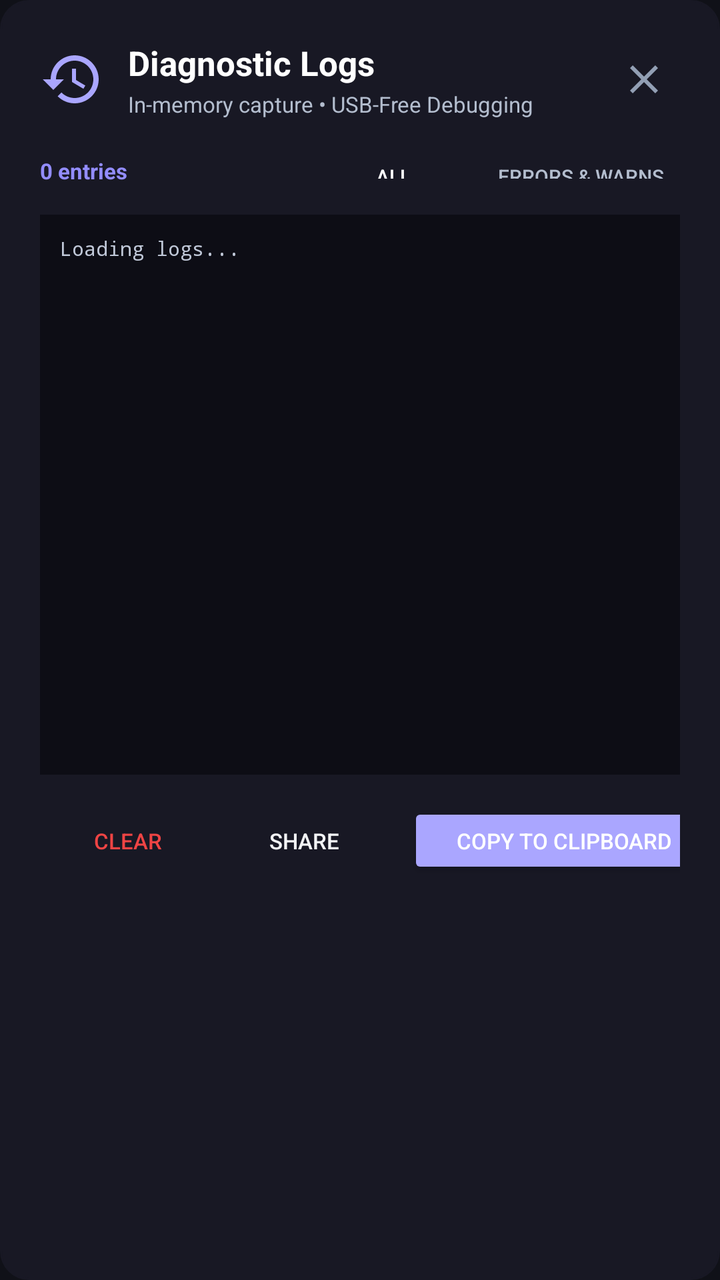
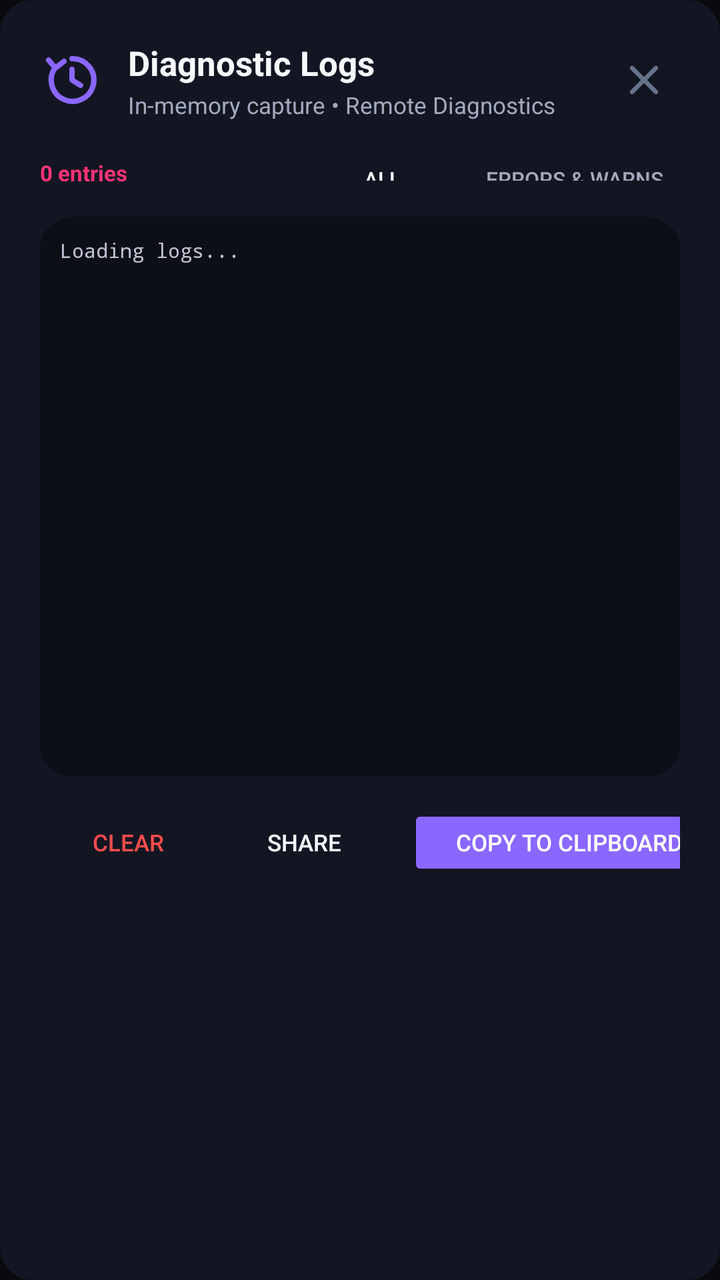

The first picture is an Android layout as it rendered before a commit; the second is the same layout after the commit. The layout source and the unified diff follow.
<!-- AndroidManifest.xml: application theme Theme.InstaSave -->
<!-- res/layout/dialog_diagnostic_logs.xml -->
<?xml version="1.0" encoding="utf-8"?>
<LinearLayout xmlns:android="http://schemas.android.com/apk/res/android"
    android:layout_width="match_parent"
    android:layout_height="wrap_content"
    android:orientation="vertical"
    android:background="@drawable/card_background"
    android:backgroundTint="#181824"
    android:padding="20dp">

    
    <LinearLayout
        android:layout_width="match_parent"
        android:layout_height="wrap_content"
        android:orientation="horizontal"
        android:gravity="center_vertical"
        android:layout_marginBottom="12dp">

        <ImageView
            android:layout_width="32dp"
            android:layout_height="32dp"
            android:src="@drawable/ic_history"
            android:tint="@color/insta_pink"
            android:contentDescription="Diagnostics" />

        <LinearLayout
            android:layout_width="0dp"
            android:layout_height="wrap_content"
            android:layout_weight="1"
            android:orientation="vertical"
            android:layout_marginStart="12dp">

            <TextView
                android:id="@+id/tvLogsDialogTitle"
                android:layout_width="wrap_content"
                android:layout_height="wrap_content"
                android:text="Diagnostic Logs"
                android:textSize="17sp"
                android:textStyle="bold"
                android:textColor="@color/white" />

            <TextView
                android:id="@+id/tvLogsDialogSubtitle"
                android:layout_width="wrap_content"
                android:layout_height="wrap_content"
                android:text="In-memory capture • USB-Free Debugging"
                android:textSize="11sp"
                android:textColor="@color/text_secondary"
                android:layout_marginTop="2dp" />
        </LinearLayout>

        <ImageButton
            android:id="@+id/btnLogsDialogClose"
            android:layout_width="36dp"
            android:layout_height="36dp"
            android:background="?attr/selectableItemBackgroundBorderless"
            android:src="@drawable/ic_close"
            android:tint="@color/text_muted"
            android:contentDescription="Close" />
    </LinearLayout>

    
    <LinearLayout
        android:layout_width="match_parent"
        android:layout_height="wrap_content"
        android:orientation="horizontal"
        android:gravity="center_vertical"
        android:layout_marginBottom="8dp">

        <TextView
            android:id="@+id/tvLogsCount"
            android:layout_width="0dp"
            android:layout_height="wrap_content"
            android:layout_weight="1"
            android:text="0 entries"
            android:textSize="11sp"
            android:textColor="@color/insta_coral"
            android:textStyle="bold" />

        <Button
            android:id="@+id/btnFilterAll"
            style="@style/Widget.AppCompat.Button.Borderless"
            android:layout_width="wrap_content"
            android:layout_height="28dp"
            android:text="All"
            android:textSize="10sp"
            android:textColor="@color/white"
            android:paddingStart="8dp"
            android:paddingEnd="8dp" />

        <Button
            android:id="@+id/btnFilterErrors"
            style="@style/Widget.AppCompat.Button.Borderless"
            android:layout_width="wrap_content"
            android:layout_height="28dp"
            android:text="Errors &amp; Warns"
            android:textSize="10sp"
            android:textColor="@color/text_secondary"
            android:paddingStart="8dp"
            android:paddingEnd="8dp" />
    </LinearLayout>

    
    <ScrollView
        android:id="@+id/scrollLogs"
        android:layout_width="match_parent"
        android:layout_height="280dp"
        android:background="#0D0D15"
        android:padding="10dp"
        android:fadeScrollbars="false">

        <TextView
            android:id="@+id/tvLogsContent"
            android:layout_width="match_parent"
            android:layout_height="wrap_content"
            android:typeface="monospace"
            android:textSize="10sp"
            android:textColor="#C0C8D8"
            android:textIsSelectable="true"
            android:lineSpacingExtra="2dp"
            android:text="Loading logs..." />
    </ScrollView>

    
    <LinearLayout
        android:layout_width="match_parent"
        android:layout_height="wrap_content"
        android:orientation="horizontal"
        android:gravity="center_vertical"
        android:layout_marginTop="14dp">

        <Button
            android:id="@+id/btnClearLogs"
            style="@style/Widget.AppCompat.Button.Borderless"
            android:layout_width="wrap_content"
            android:layout_height="38dp"
            android:text="Clear"
            android:textColor="@color/status_red"
            android:textSize="11sp" />

        <View
            android:layout_width="0dp"
            android:layout_height="1dp"
            android:layout_weight="1" />

        <Button
            android:id="@+id/btnShareLogs"
            style="@style/Widget.AppCompat.Button.Borderless"
            android:layout_width="wrap_content"
            android:layout_height="38dp"
            android:text="Share"
            android:textColor="@color/text_primary"
            android:textSize="11sp" />

        <Button
            android:id="@+id/btnCopyLogs"
            style="@style/Widget.AppCompat.Button.Colored"
            android:layout_width="wrap_content"
            android:layout_height="38dp"
            android:text="Copy to Clipboard"
            android:textColor="@color/white"
            android:textSize="11sp"
            android:backgroundTint="@color/insta_pink"
            android:layout_marginStart="8dp" />
    </LinearLayout>

</LinearLayout>
<!-- resources referenced by this layout -->
<resources>
  <color name="insta_coral">#938DFF</color>
  <color name="insta_pink">#AAA6FF</color>
  <color name="status_red">#EF4444</color>
  <color name="text_muted">#929FB4</color>
  <color name="text_primary">#F3F4F6</color>
  <color name="text_secondary">#B3BDCE</color>
  <!-- drawable card_background (drawable) -->
  <?xml version="1.0" encoding="utf-8"?>
  <shape xmlns:android="http://schemas.android.com/apk/res/android"
      android:shape="rectangle">
      <solid android:color="@color/card_bg" />
      <corners android:radius="14dp" />
      <stroke
          android:width="1dp"
          android:color="@color/card_stroke" />
  </shape>
  <!-- drawable ic_close (drawable) -->
  <?xml version="1.0" encoding="utf-8"?>
  <vector xmlns:android="http://schemas.android.com/apk/res/android"
      android:width="24dp"
      android:height="24dp"
      android:viewportWidth="24"
      android:viewportHeight="24">
      <path
          android:fillColor="#EF4444"
          android:pathData="M19,6.41L17.59,5 12,10.59 6.41,5 5,6.41 10.59,12 5,17.59 6.41,19 12,13.41 17.59,19 19,17.59 13.41,12z" />
  </vector>
  <!-- drawable ic_history (drawable) -->
  <?xml version="1.0" encoding="utf-8"?>
  <vector xmlns:android="http://schemas.android.com/apk/res/android"
      android:width="24dp"
      android:height="24dp"
      android:viewportWidth="24"
      android:viewportHeight="24">
      <path
          android:fillColor="#E0E0E0"
          android:pathData="M13,3c-4.97,0 -9,4.03 -9,9H1l3.89,3.89 0.07,0.14L9,12H6c0,-3.87 3.13,-7 7,-7s7,3.13 7,7 -3.13,7 -7,7c-1.93,0 -3.68,-0.79 -4.94,-2.06l-1.42,1.42C8.27,19.99 10.51,21 13,21c4.97,0 9,-4.03 9,-9s-4.03,-9 -9,-9zM12,8v5l4.28,2.54 0.72,-1.21 -3.5,-2.08V8H12z" />
  </vector>
  <style name="Theme.InstaSave" parent="Theme.Material3.Dark.NoActionBar">
          
          <item name="colorPrimary">@color/insta_pink</item>
          <item name="android:statusBarColor">@color/bg_dark</item>
          <item name="colorOnPrimary">@color/bg_dark</item>
          <item name="colorAccent">@color/insta_coral</item>
  
          
          <item name="colorSecondaryContainer">#37344E</item>
          <item name="colorOnSecondaryContainer">@color/insta_pink</item>
  
          
          <item name="android:colorBackground">@color/bg_dark</item>
          <item name="colorSurface">@color/bg_dark</item>
          <item name="colorSurfaceContainer">@color/card_bg</item>
          <item name="colorOnSurface">@color/text_primary</item>
          <item name="colorOnSurfaceVariant">@color/text_secondary</item>
          <item name="colorOutline">@color/card_stroke</item>
  
          
          <item name="bottomNavigationStyle">@style/Widget.InstaSave.BottomNav</item>
      </style>
  <color name="card_bg">#1D1F2A</color>
  <color name="card_stroke">#373948</color>
  <color name="bg_dark">#101118</color>
  <style name="Widget.InstaSave.BottomNav" parent="Widget.Material3.BottomNavigationView">
          <item name="itemActiveIndicatorStyle">@style/Widget.InstaSave.BottomNav.Indicator</item>
      </style>
  <style name="Widget.InstaSave.BottomNav.Indicator" parent="Widget.Material3.BottomNavigationView.ActiveIndicator">
          <item name="android:color">#37344E</item>
          <item name="android:width">56dp</item>
          <item name="android:height">32dp</item>
      </style>
  <!-- unchanged entries left out for length: 1 -->
</resources>

<!-- the commit's change to res/layout/dialog_diagnostic_logs.xml (unified diff, before → after) -->
@@ -4,7 +4,7 @@
     android:layout_height="wrap_content"
     android:orientation="vertical"
     android:background="@drawable/card_background"
-    android:backgroundTint="#181824"
+    android:backgroundTint="@color/card_bg"
     android:padding="20dp">
 
     
@@ -36,14 +36,14 @@
                 android:text="Diagnostic Logs"
                 android:textSize="17sp"
                 android:textStyle="bold"
-                android:textColor="@color/white" />
+                android:textColor="@color/text_primary" />
 
             <TextView
                 android:id="@+id/tvLogsDialogSubtitle"
                 android:layout_width="wrap_content"
                 android:layout_height="wrap_content"
-                android:text="In-memory capture • USB-Free Debugging"
-                android:textSize="11sp"
+                android:text="In-memory capture • Remote Diagnostics"
+                android:textSize="11.5sp"
                 android:textColor="@color/text_secondary"
                 android:layout_marginTop="2dp" />
         </LinearLayout>
@@ -82,7 +82,7 @@
             android:layout_width="wrap_content"
             android:layout_height="28dp"
             android:text="All"
-            android:textSize="10sp"
+            android:textSize="10.5sp"
             android:textColor="@color/white"
             android:paddingStart="8dp"
             android:paddingEnd="8dp" />
@@ -93,7 +93,7 @@
             android:layout_width="wrap_content"
             android:layout_height="28dp"
             android:text="Errors &amp; Warns"
-            android:textSize="10sp"
+            android:textSize="10.5sp"
             android:textColor="@color/text_secondary"
             android:paddingStart="8dp"
             android:paddingEnd="8dp" />
@@ -104,7 +104,8 @@
         android:id="@+id/scrollLogs"
         android:layout_width="match_parent"
         android:layout_height="280dp"
-        android:background="#0D0D15"
+        android:background="@drawable/card_background"
+        android:backgroundTint="@color/surface_inset"
         android:padding="10dp"
         android:fadeScrollbars="false">
 
@@ -135,7 +136,7 @@
             android:layout_height="38dp"
             android:text="Clear"
             android:textColor="@color/status_red"
-            android:textSize="11sp" />
+            android:textSize="11.5sp" />
 
         <View
             android:layout_width="0dp"
@@ -149,7 +150,7 @@
             android:layout_height="38dp"
             android:text="Share"
             android:textColor="@color/text_primary"
-            android:textSize="11sp" />
+            android:textSize="11.5sp" />
 
         <Button
             android:id="@+id/btnCopyLogs"
@@ -158,7 +159,7 @@
             android:layout_height="38dp"
             android:text="Copy to Clipboard"
             android:textColor="@color/white"
-            android:textSize="11sp"
+            android:textSize="11.5sp"
             android:backgroundTint="@color/insta_pink"
             android:layout_marginStart="8dp" />
     </LinearLayout>
<!-- resource entries referenced after the edit -->
@@ -1,17 +1,18 @@
 <!-- resources referenced by this layout -->
 <resources>
-  <color name="insta_coral">#938DFF</color>
-  <color name="insta_pink">#AAA6FF</color>
-  <color name="status_red">#EF4444</color>
-  <color name="text_muted">#929FB4</color>
-  <color name="text_primary">#F3F4F6</color>
-  <color name="text_secondary">#B3BDCE</color>
+  <color name="insta_coral">#FF3377</color>
+  <color name="insta_pink">#8A67FF</color>
+  <color name="status_red">#FF4D4D</color>
+  <color name="surface_inset">#0D0F17</color>
+  <color name="text_muted">#68728A</color>
+  <color name="text_primary">#F8F9FD</color>
+  <color name="text_secondary">#A2AABF</color>
   <!-- drawable card_background (drawable) -->
   <?xml version="1.0" encoding="utf-8"?>
   <shape xmlns:android="http://schemas.android.com/apk/res/android"
       android:shape="rectangle">
       <solid android:color="@color/card_bg" />
-      <corners android:radius="14dp" />
+      <corners android:radius="16dp" />
       <stroke
           android:width="1dp"
           android:color="@color/card_stroke" />
@@ -23,9 +24,14 @@
       android:height="24dp"
       android:viewportWidth="24"
       android:viewportHeight="24">
+  
+      
       <path
-          android:fillColor="#EF4444"
-          android:pathData="M19,6.41L17.59,5 12,10.59 6.41,5 5,6.41 10.59,12 5,17.59 6.41,19 12,13.41 17.59,19 19,17.59 13.41,12z" />
+          android:strokeColor="#FFFFFFFF"
+          android:strokeWidth="2.2"
+          android:strokeLineCap="round"
+          android:pathData="M6,6 L18,18 M18,6 L6,18" />
+  
   </vector>
   <!-- drawable ic_history (drawable) -->
   <?xml version="1.0" encoding="utf-8"?>
@@ -34,25 +40,50 @@
       android:height="24dp"
       android:viewportWidth="24"
       android:viewportHeight="24">
+  
+      
       <path
-          android:fillColor="#E0E0E0"
-          android:pathData="M13,3c-4.97,0 -9,4.03 -9,9H1l3.89,3.89 0.07,0.14L9,12H6c0,-3.87 3.13,-7 7,-7s7,3.13 7,7 -3.13,7 -7,7c-1.93,0 -3.68,-0.79 -4.94,-2.06l-1.42,1.42C8.27,19.99 10.51,21 13,21c4.97,0 9,-4.03 9,-9s-4.03,-9 -9,-9zM12,8v5l4.28,2.54 0.72,-1.21 -3.5,-2.08V8H12z" />
+          android:strokeColor="#FFFFFFFF"
+          android:strokeWidth="2.0"
+          android:strokeLineCap="round"
+          android:pathData="M12,4 A8,8 0 1,1 5.8,7.2" />
+  
+      
+      <path
+          android:strokeColor="#FFFFFFFF"
+          android:strokeWidth="2.0"
+          android:strokeLineCap="round"
+          android:strokeLineJoin="round"
+          android:pathData="M3.2,4.5 L5.8,7.5 L9,5" />
+  
+      
+      <path
+          android:strokeColor="#FFFFFFFF"
+          android:strokeWidth="2.0"
+          android:strokeLineCap="round"
+          android:strokeLineJoin="round"
+          android:pathData="M12,8 V12 L15.2,14" />
+  
   </vector>
   <style name="Theme.InstaSave" parent="Theme.Material3.Dark.NoActionBar">
           
           <item name="colorPrimary">@color/insta_pink</item>
           <item name="android:statusBarColor">@color/bg_dark</item>
-          <item name="colorOnPrimary">@color/bg_dark</item>
+          <item name="android:navigationBarColor">@color/bg_dark</item>
+          <item name="android:windowLightStatusBar">false</item>
+          <item name="android:windowLightNavigationBar">false</item>
+          <item name="colorOnPrimary">@color/white</item>
           <item name="colorAccent">@color/insta_coral</item>
   
           
-          <item name="colorSecondaryContainer">#37344E</item>
+          <item name="colorSecondaryContainer">#25213D</item>
           <item name="colorOnSecondaryContainer">@color/insta_pink</item>
   
           
           <item name="android:colorBackground">@color/bg_dark</item>
           <item name="colorSurface">@color/bg_dark</item>
           <item name="colorSurfaceContainer">@color/card_bg</item>
+          <item name="colorSurfaceContainerHigh">@color/surface_elevated</item>
           <item name="colorOnSurface">@color/text_primary</item>
           <item name="colorOnSurfaceVariant">@color/text_secondary</item>
           <item name="colorOutline">@color/card_stroke</item>
@@ -60,16 +91,22 @@
           
           <item name="bottomNavigationStyle">@style/Widget.InstaSave.BottomNav</item>
       </style>
-  <color name="card_bg">#1D1F2A</color>
-  <color name="card_stroke">#373948</color>
-  <color name="bg_dark">#101118</color>
+  <color name="card_bg">#131622</color>
+  <color name="card_stroke">#252B3E</color>
+  <color name="bg_dark">#090A10</color>
+  <color name="surface_elevated">#1E2335</color>
   <style name="Widget.InstaSave.BottomNav" parent="Widget.Material3.BottomNavigationView">
           <item name="itemActiveIndicatorStyle">@style/Widget.InstaSave.BottomNav.Indicator</item>
+          <item name="itemRippleColor">#208A67FF</item>
       </style>
   <style name="Widget.InstaSave.BottomNav.Indicator" parent="Widget.Material3.BottomNavigationView.ActiveIndicator">
-          <item name="android:color">#37344E</item>
-          <item name="android:width">56dp</item>
+          <item name="android:color">#25213D</item>
+          <item name="android:width">60dp</item>
           <item name="android:height">32dp</item>
+          <item name="shapeAppearance">@style/ShapeAppearance.InstaSave.NavIndicator</item>
+      </style>
+  <style name="ShapeAppearance.InstaSave.NavIndicator" parent="ShapeAppearance.Material3.Corner.Full">
+          <item name="cornerSize">16dp</item>
       </style>
   <!-- unchanged entries left out for length: 1 -->
 </resources>
